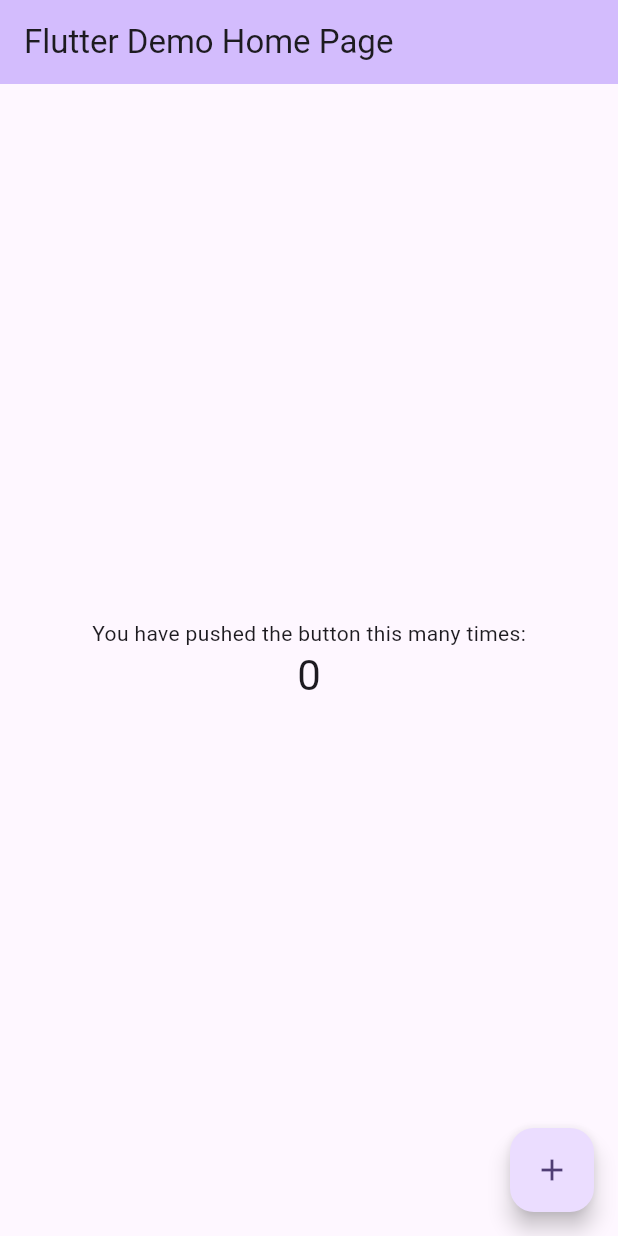
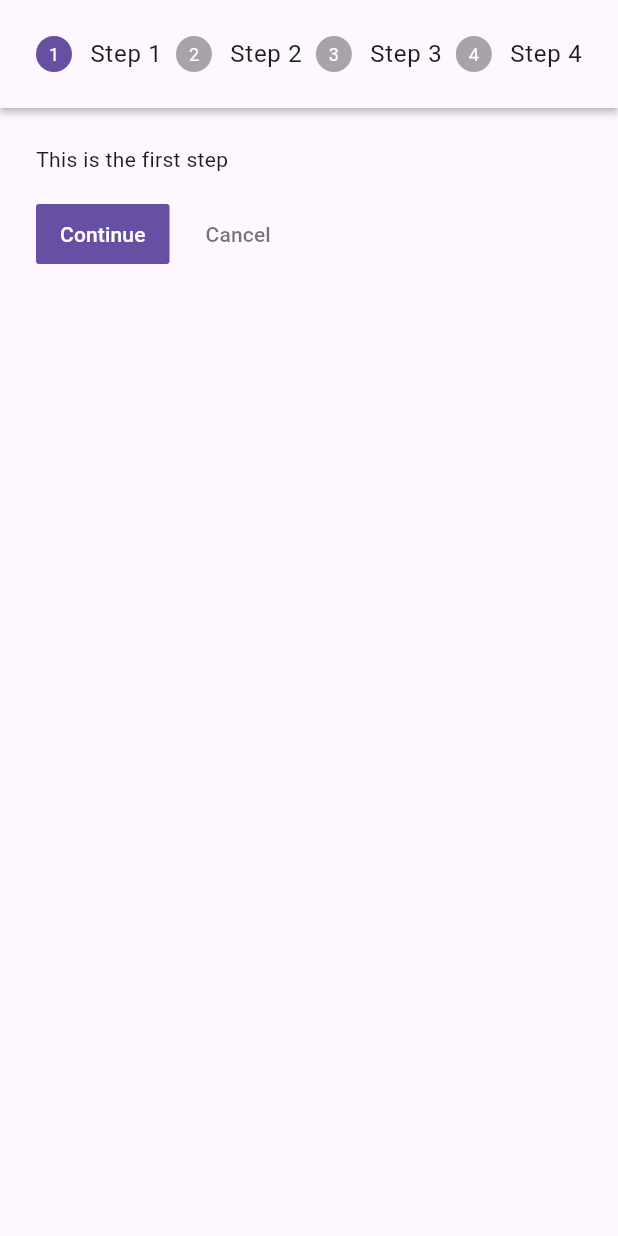
Before and after one commit to GrzSwa/WinkChat, a Flutter app: the screen it shows after launch, on a phone screen of 412 x 824 dp. Run offline on Flutter 3.47's test engine with Material 3 defaults, Android fonts, the phone set to English and light mode, and no system bars; our stand-ins replace bloc, equatable, flutter_bloc.

Commit message:
feat: stepper WIP

```diff
--- /dev/null
+++ b/lib/app/app.dart
@@ -0,0 +1,11 @@
+import 'package:flutter/material.dart';
+import 'package:wink_chat/screen/introduction_screen.dart';
+
+class App extends StatelessWidget {
+  const App({super.key});
+
+  @override
+  Widget build(BuildContext context) {
+    return const MaterialApp(title: 'Flutter Demo', home: IntroductionScreen());
+  }
+}
--- a/lib/main.dart
+++ b/lib/main.dart
@@ -1,125 +1,6 @@
 import 'package:flutter/material.dart';
+import 'package:wink_chat/app/app.dart';
 
 void main() {
-  runApp(const MyApp());
+  runApp(const App());
 }
-
-class MyApp extends StatelessWidget {
-  const MyApp({super.key});
-
-  // This widget is the root of your application.
-  @override
-  Widget build(BuildContext context) {
-    return MaterialApp(
-      title: 'Flutter Demo',
-      theme: ThemeData(
-        // This is the theme of your application.
-        //
-        // TRY THIS: Try running your application with "flutter run". You'll see
-        // the application has a purple toolbar. Then, without quitting the app,
-        // try changing the seedColor in the colorScheme below to Colors.green
-        // and then invoke "hot reload" (save your changes or press the "hot
-        // reload" button in a Flutter-supported IDE, or press "r" if you used
-        // the command line to start the app).
-        //
-        // Notice that the counter didn't reset back to zero; the application
-        // state is not lost during the reload. To reset the state, use hot
-        // restart instead.
-        //
-        // This works for code too, not just values: Most code changes can be
-        // tested with just a hot reload.
-        colorScheme: ColorScheme.fromSeed(seedColor: Colors.deepPurple),
-        useMaterial3: true,
-      ),
-      home: const MyHomePage(title: 'Flutter Demo Home Page'),
-    );
-  }
-}
-
-class MyHomePage extends StatefulWidget {
-  const MyHomePage({super.key, required this.title});
-
-  // This widget is the home page of your application. It is stateful, meaning
-  // that it has a State object (defined below) that contains fields that affect
-  // how it looks.
-
-  // This class is the configuration for the state. It holds the values (in this
-  // case the title) provided by the parent (in this case the App widget) and
-  // used by the build method of the State. Fields in a Widget subclass are
-  // always marked "final".
-
-  final String title;
-
-  @override
-  State<MyHomePage> createState() => _MyHomePageState();
-}
-
-class _MyHomePageState extends State<MyHomePage> {
-  int _counter = 0;
-
-  void _incrementCounter() {
-    setState(() {
-      // This call to setState tells the Flutter framework that something has
-      // changed in this State, which causes it to rerun the build method below
-      // so that the display can reflect the updated values. If we changed
-      // _counter without calling setState(), then the build method would not be
-      // called again, and so nothing would appear to happen.
-      _counter++;
-    });
-  }
-
-  @override
-  Widget build(BuildContext context) {
-    // This method is rerun every time setState is called, for instance as done
-    // by the _incrementCounter method above.
-    //
-    // The Flutter framework has been optimized to make rerunning build methods
-    // fast, so that you can just rebuild anything that needs updating rather
-    // than having to individually change instances of widgets.
-    return Scaffold(
-      appBar: AppBar(
-        // TRY THIS: Try changing the color here to a specific color (to
-        // Colors.amber, perhaps?) and trigger a hot reload to see the AppBar
-        // change color while the other colors stay the same.
-        backgroundColor: Theme.of(context).colorScheme.inversePrimary,
-        // Here we take the value from the MyHomePage object that was created by
-        // the App.build method, and use it to set our appbar title.
-        title: Text(widget.title),
-      ),
-      body: Center(
-        // Center is a layout widget. It takes a single child and positions it
-        // in the middle of the parent.
-        child: Column(
-          // Column is also a layout widget. It takes a list of children and
-          // arranges them vertically. By default, it sizes itself to fit its
-          // children horizontally, and tries to be as tall as its parent.
-          //
-          // Column has various properties to control how it sizes itself and
-          // how it positions its children. Here we use mainAxisAlignment to
-          // center the children vertically; the main axis here is the vertical
-          // axis because Columns are vertical (the cross axis would be
-          // horizontal).
-          //
-          // TRY THIS: Invoke "debug painting" (choose the "Toggle Debug Paint"
-          // action in the IDE, or press "p" in the console), to see the
-          // wireframe for each widget.
-          mainAxisAlignment: MainAxisAlignment.center,
-          children: <Widget>[
-            const Text(
-              'You have pushed the button this many times:',
-            ),
-            Text(
-              '$_counter',
-              style: Theme.of(context).textTheme.headlineMedium,
-            ),
-          ],
-        ),
-      ),
-      floatingActionButton: FloatingActionButton(
-        onPressed: _incrementCounter,
-        tooltip: 'Increment',
-        child: const Icon(Icons.add),
-      ), // This trailing comma makes auto-formatting nicer for build methods.
-    );
-  }
-}
--- /dev/null
+++ b/lib/screen/home_screen.dart
@@ -0,0 +1,10 @@
+import 'package:flutter/material.dart';
+
+class HomeScreen extends StatelessWidget {
+  const HomeScreen({Key? key}) : super(key: key);
+
+  @override
+  Widget build(BuildContext context) {
+    return Container();
+  }
+}
--- /dev/null
+++ b/lib/screen/introduction_screen.dart
@@ -0,0 +1,62 @@
+import 'package:flutter/material.dart';
+import 'package:flutter_bloc/flutter_bloc.dart';
+import 'package:wink_chat/shared/domain/cubit/stepper/stepper_cubit.dart';
+
+class IntroductionScreen extends StatelessWidget {
+  const IntroductionScreen({Key? key}) : super(key: key);
+
+  @override
+  Widget build(BuildContext context) {
+    return BlocProvider(
+      create: (_) => StepperCubit(),
+      child: Scaffold(body: BlocBuilder<StepperCubit, StepperState>(
+        builder: (context, state) {
+          final stepperCubit = context.read<StepperCubit>();
+          return Stepper(
+            type: StepperType.horizontal,
+            currentStep: state.currentStep,
+            onStepCancel: () => stepperCubit.previous(),
+            onStepContinue: () => stepperCubit.next(),
+            onStepTapped: (step) => {
+              step < state.currentStep
+                  ? stepperCubit.previous()
+                  : stepperCubit.next()
+            },
+            steps: [
+              Step(
+                title: const Text('Step 1'),
+                content: const Text('This is the first step'),
+                isActive: state.currentStep >= 0,
+                state: state.currentStep > 0
+                    ? StepState.complete
+                    : StepState.indexed,
+              ),
+              Step(
+                title: const Text('Step 2'),
+                content: const Text('This is the second step'),
+                isActive: state.currentStep >= 1,
+                state: state.currentStep > 1
+                    ? StepState.complete
+                    : StepState.indexed,
+              ),
+              Step(
+                title: const Text('Step 3'),
+                content: const Text('This is the third step'),
+                isActive: state.currentStep >= 2,
+                state: state.currentStep > 2
+                    ? StepState.complete
+                    : StepState.indexed,
+              ),
+              Step(
+                title: const Text('Step 4'),
+                content: const Text('This is the four step'),
+                isActive: state.currentStep >= 3,
+                state: StepState.indexed,
+              ),
+            ],
+          );
+        },
+      )),
+    );
+  }
+}
--- /dev/null
+++ b/lib/shared/domain/cubit/stepper/stepper_cubit.dart
@@ -0,0 +1,30 @@
+import 'package:bloc/bloc.dart';
+import 'package:equatable/equatable.dart';
+
+part 'stepper_state.dart';
+
+class StepperCubit extends Cubit<StepperState> {
+  StepperCubit() : super(const StepperInitial());
+
+  void next() {
+    if (state.currentStep < 3) {
+      print("NEXT: ${state.currentStep}");
+      emit(StepperNext(state.currentStep + 1));
+    } else {
+      print(state.currentStep);
+      emit(const StepperComplete());
+    }
+  }
+
+  void previous() {
+    print("PREVIOUS: ${state.currentStep}");
+    if (state.currentStep > 0) {
+      emit(StepperPrevious(state.currentStep - 1));
+    }
+  }
+
+  void cancel() {
+    print("CANCEL: ${state.currentStep}");
+    emit(const StepperCancel());
+  }
+}
--- /dev/null
+++ b/lib/shared/domain/cubit/stepper/stepper_state.dart
@@ -0,0 +1,30 @@
+part of 'stepper_cubit.dart';
+
+sealed class StepperState extends Equatable {
+  final int currentStep;
+
+  const StepperState(this.currentStep);
+
+  @override
+  List<Object> get props => [];
+}
+
+final class StepperInitial extends StepperState {
+  const StepperInitial() : super(0);
+}
+
+final class StepperNext extends StepperState {
+  const StepperNext(super.step);
+}
+
+final class StepperPrevious extends StepperState {
+  const StepperPrevious(super.step);
+}
+
+final class StepperCancel extends StepperState {
+  const StepperCancel() : super(0);
+}
+
+final class StepperComplete extends StepperState {
+  const StepperComplete() : super(3);
+}
--- a/pubspec.yaml
+++ b/pubspec.yaml
@@ -35,6 +35,9 @@ dependencies:
   # The following adds the Cupertino Icons font to your application.
   # Use with the CupertinoIcons class for iOS style icons.
   cupertino_icons: ^1.0.8
+  flutter_bloc: ^8.1.6
+  injectable: ^2.5.0
+  equatable: ^2.0.5
 
 dev_dependencies:
   flutter_test:
```
Also changed, not shown: 2 other files.
